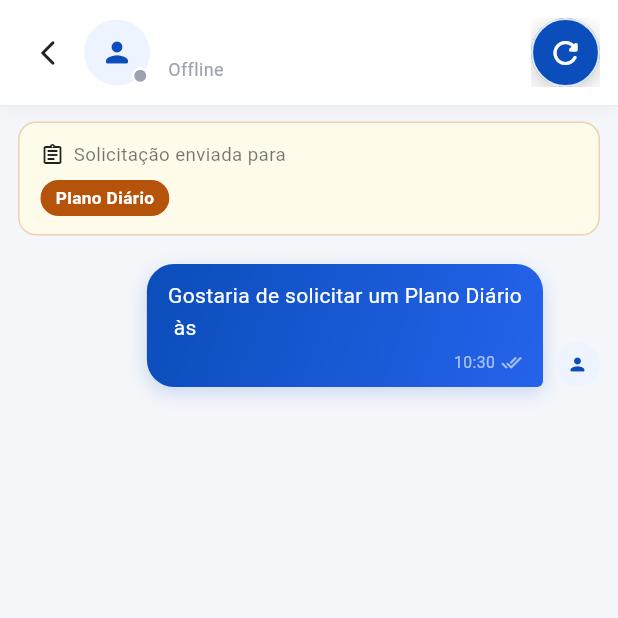
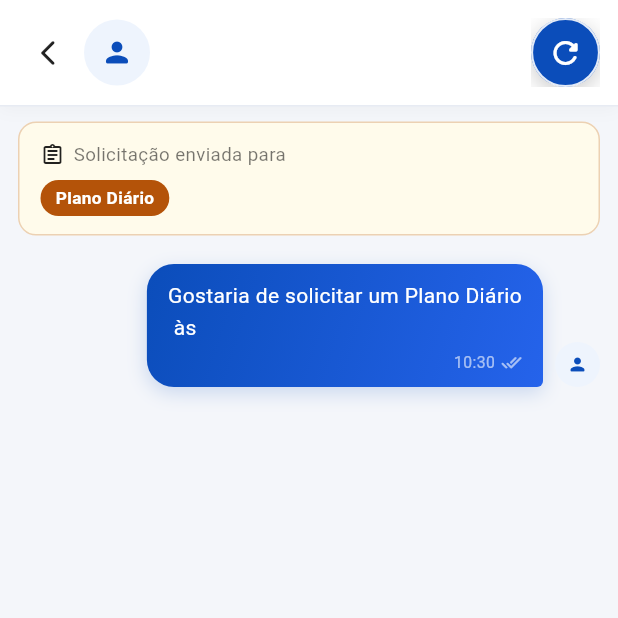
Before and after one commit to Kaio915/fitmatch, a Flutter app: the TrainerChatView screen opened directly with empty values, after a tap on the "send" icon, on a phone screen of 412 x 824 dp, the top half of it. Run offline on Flutter 3.47's test engine with Material 3 defaults, Android fonts, the phone set to English and light mode, and no system bars; our stand-ins replace image_picker, mask_text_input_formatter, pdf, printing, shared_preferences; accounts and stored records are empty.

Commit message:
arrumando o online ou offline

```diff
--- a/lib/services/auth_service.dart
+++ b/lib/services/auth_service.dart
@@ -1213,6 +1213,17 @@ class AuthService {
     } catch (_) {}
   }
 
+  // ✅ PRESENÇA — limpa o indicador de "está digitando" (chamado ao enviar mensagem)
+  static Future<void> stopTyping() async {
+    try {
+      await http.put(
+        Uri.parse('$_baseUrl/presence/typing'),
+        headers: await _headers(json: true),
+        body: jsonEncode(<String, dynamic>{}),
+      );
+    } catch (_) {}
+  }
+
   // ✅ PRESENÇA — verifica se um usuário está digitando
   static Future<bool> getPeerTyping(int userId, int observerId) async {
     try {
--- a/lib/views/trainer_chat_view.dart
+++ b/lib/views/trainer_chat_view.dart
@@ -80,11 +80,9 @@ class _TrainerChatViewState extends State<TrainerChatView> {
   bool _loadingMessages = true;
   bool _hideProfileButtonForBlockedStudent = false;
   Timer? _refreshTimer;
-  Timer? _presenceTimer;
   Timer? _heartbeatTimer;
   Timer? _typingPollTimer;
   Timer? _typingDebounceTimer;
-  bool _peerIsOnline = false;
   bool _peerIsTyping = false;
   DateTime? _lastTypingSent;
   bool _isSessionReadOnly = false;
@@ -654,22 +652,17 @@ class _TrainerChatViewState extends State<TrainerChatView> {
     _loadBlockedStateForProfileButton();
     _loadMessages();
     if (!_effectiveReadOnly) {
-      // Polling a cada 4 segundos para mensagens em tempo real
+      // Polling a cada 2 segundos para mensagens em tempo real
       _refreshTimer = Timer.periodic(
-        const Duration(seconds: 4),
+        const Duration(seconds: 2),
         (_) => _loadMessages(scrollToBottom: false),
       );
     }
-    // Presença: envia heartbeat próprio e busca status do peer
+    // Presença: envia heartbeat próprio
     _sendHeartbeatOnce();
-    _fetchPeerPresence();
     _heartbeatTimer = Timer.periodic(
       const Duration(seconds: 30),
       (_) => _sendHeartbeatOnce(),
-    );
-    _presenceTimer = Timer.periodic(
-      const Duration(seconds: 30),
-      (_) => _fetchPeerPresence(),
     );
     // Polling do indicador de digitação
     if (!_effectiveReadOnly && widget.receiverId != null && widget.senderId != null) {
@@ -728,12 +721,7 @@ class _TrainerChatViewState extends State<TrainerChatView> {
     AuthService.sendHeartbeat();
   }
 
-  Future<void> _fetchPeerPresence() async {
-    if (widget.receiverId == null) return;
-    final online = await AuthService.getUserPresence(widget.receiverId!);
-    if (!mounted) return;
-    setState(() => _peerIsOnline = online);
-  }
+
 
   Future<void> _loadBlockedStateForProfileButton() async {
     if (widget.isTrainerSide) return;
@@ -1269,7 +1257,6 @@ class _TrainerChatViewState extends State<TrainerChatView> {
   void dispose() {
     AppRefreshNotifier.signal.removeListener(_onGlobalRefresh);
     _refreshTimer?.cancel();
-    _presenceTimer?.cancel();
     _heartbeatTimer?.cancel();
     _typingPollTimer?.cancel();
     _typingDebounceTimer?.cancel();
@@ -1298,6 +1285,11 @@ class _TrainerChatViewState extends State<TrainerChatView> {
     final text = _messageCtrl.text.trim();
     if (text.isEmpty) return;
     if (widget.senderId == null || widget.receiverId == null) return;
+
+    // Cancela imediatamente o indicador de digitação
+    _typingDebounceTimer?.cancel();
+    _lastTypingSent = null;
+    unawaited(AuthService.stopTyping());
 
     try {
       await AuthService.sendChatMessage(
@@ -1405,21 +1397,7 @@ class _TrainerChatViewState extends State<TrainerChatView> {
                         ),
                 ),
               ),
-              Positioned(
-                bottom: 1,
-                right: 1,
-                child: Container(
-                  width: 11,
-                  height: 11,
-                  decoration: BoxDecoration(
-                    color: _peerIsOnline
-                        ? const Color(0xFF22C55E)
-                        : const Color(0xFF9CA3AF),
-                    shape: BoxShape.circle,
-                    border: Border.all(color: Colors.white, width: 1.5),
-                  ),
-                ),
-              ),
+
             ],
           ),
           const SizedBox(width: 12),
@@ -1435,15 +1413,7 @@ class _TrainerChatViewState extends State<TrainerChatView> {
                     color: Colors.black87,
                   ),
                 ),
-                Text(
-                  _peerIsOnline ? 'Online agora' : 'Offline',
-                  style: TextStyle(
-                    fontSize: 12,
-                    color: _peerIsOnline
-                        ? const Color(0xFF22C55E)
-                        : const Color(0xFF9CA3AF),
-                  ),
-                ),
+
               ],
             ),
           ),
```
